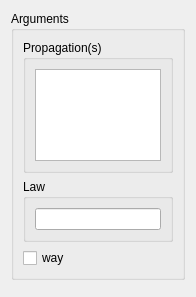
SalomePlatform/hexablock, file src/HEXABLOCKGUI/Propagation_QTD.ui: the form before one commit.
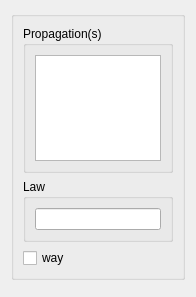
The form after the commit.

Diff of the .ui file:
```diff
--- a/src/HEXABLOCKGUI/Propagation_QTD.ui
+++ b/src/HEXABLOCKGUI/Propagation_QTD.ui
@@ -29,7 +29,7 @@
       </sizepolicy>
      </property>
      <property name="title">
-      <string>Arguments</string>
+      <string/>
      </property>
      <layout class="QVBoxLayout" name="verticalLayout_2">
       <item>
```
